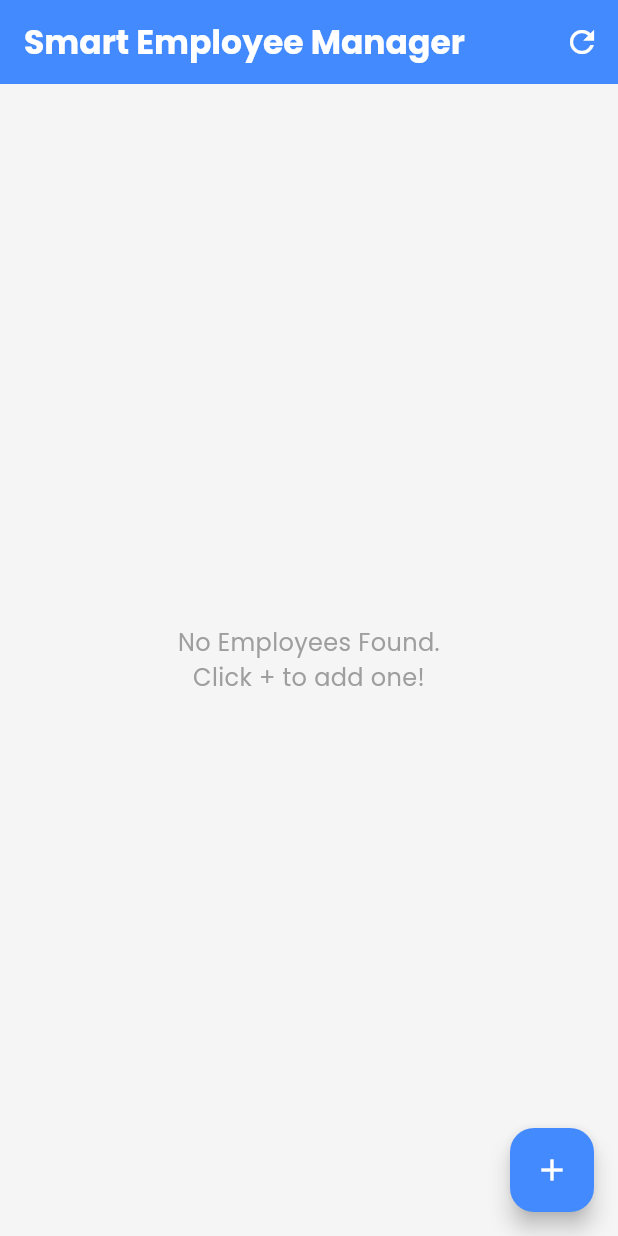
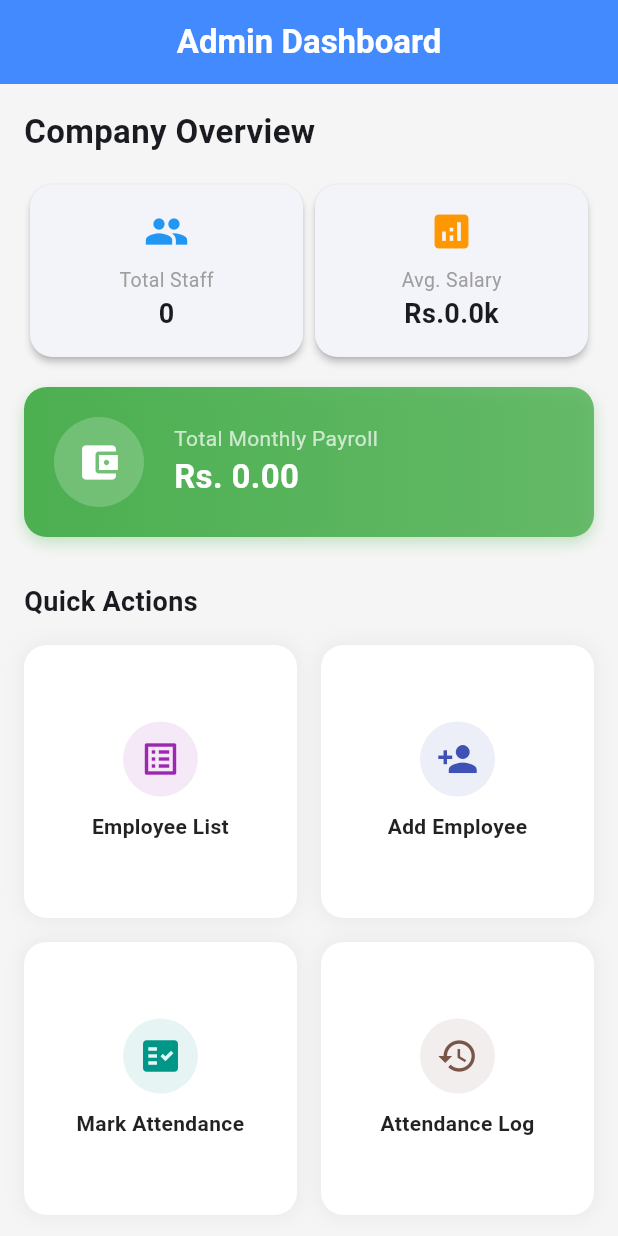
Before and after one commit to PiuminiRash/Smart-Employee-Manager, a Flutter app: the screen it shows after launch, on a phone screen of 412 x 824 dp. Run offline on Flutter 3.47's test engine with Material 3 defaults, Android fonts, the phone set to English and light mode, and no system bars.

Commit message:
attendance add

```diff
--- a/lib/main.dart
+++ b/lib/main.dart
@@ -1,14 +1,12 @@
 import 'package:flutter/material.dart';
 import 'package:provider/provider.dart';
-import 'package:google_fonts/google_fonts.dart';
 import 'view_models/employee_view_model.dart';
-import 'views/home_screen.dart';
+import 'views/dashboard_screen.dart';
 
 void main() {
   runApp(
     MultiProvider(
       providers: [
-        // Meka danata error pennavi, mokada api thama ViewModel eka hadala nathi nisa
         ChangeNotifierProvider(create: (_) => EmployeeViewModel()),
       ],
       child: const MyApp(),
@@ -22,15 +20,14 @@ class MyApp extends StatelessWidget {
   @override
   Widget build(BuildContext context) {
     return MaterialApp(
-      title: 'Smart Employee Manager',
+      debugShowCheckedModeBanner: false,
+      title: 'Smart HR Manager',
       theme: ThemeData(
         useMaterial3: true,
-        // Error eka fix kala thana: ColorScheme.fromSeed kiyala danna ona
-        colorScheme: ColorScheme.fromSeed(seedColor: Colors.blue),
-        textTheme: GoogleFonts.poppinsTextTheme(),
+        colorScheme: ColorScheme.fromSeed(seedColor: Colors.blueAccent),
+        scaffoldBackgroundColor: const Color(0xFFF8F9FA), // Clean white-grey
       ),
-      home: const HomeScreen(), // Api hadanna yana Home Screen eka
-      debugShowCheckedModeBanner: false,
+      home: const DashboardScreen(),
     );
   }
 }
--- /dev/null
+++ b/lib/models/attendance.dart
@@ -0,0 +1,38 @@
+class Attendance {
+  final String? id;
+  final String employeeNic; // NIC eken thama employee wa identify karanne
+  final String employeeName;
+  final String date;
+  final String checkIn;
+  final String? checkOut;
+
+  Attendance({
+    this.id,
+    required this.employeeNic,
+    required this.employeeName,
+    required this.date,
+    required this.checkIn,
+    this.checkOut,
+  });
+
+  factory Attendance.fromJson(Map<String, dynamic> json) {
+    return Attendance(
+      id: json['id'],
+      employeeNic: json['employeeNic'] ?? '',
+      employeeName: json['employeeName'] ?? '',
+      date: json['date'] ?? '',
+      checkIn: json['checkIn'] ?? '',
+      checkOut: json['checkOut'],
+    );
+  }
+
+  Map<String, dynamic> toJson() {
+    return {
+      'employeeNic': employeeNic,
+      'employeeName': employeeName,
+      'date': date,
+      'checkIn': checkIn,
+      'checkOut': checkOut,
+    };
+  }
+}
--- /dev/null
+++ b/lib/views/dashboard_screen.dart
@@ -0,0 +1,185 @@
+import 'package:flutter/material.dart';
+import 'package:provider/provider.dart';
+import '../view_models/employee_view_model.dart';
+import 'home_screen.dart';
+import 'add_employee_screen.dart';
+import 'attendance_screen.dart';
+import 'attendance_history_screen.dart';
+
+class DashboardScreen extends StatelessWidget {
+  const DashboardScreen({super.key});
+
+  @override
+  Widget build(BuildContext context) {
+    final viewModel = context.watch<EmployeeViewModel>();
+
+    int totalEmployees = viewModel.employees.length;
+    double totalPayroll = viewModel.getTotalPayrollCost();
+    double avgSalary = totalEmployees > 0 ? totalPayroll / totalEmployees : 0.0;
+
+    return Scaffold(
+      backgroundColor: Colors.grey[100],
+      appBar: AppBar(
+        title: const Text('Admin Dashboard',
+            style: TextStyle(fontWeight: FontWeight.bold, color: Colors.white)),
+        backgroundColor: Colors.blueAccent,
+        elevation: 0,
+        centerTitle: true,
+      ),
+      body: RefreshIndicator(
+        // 'onPressed' වෙනුවට මෙතන 'onRefresh' විය යුතුයි
+        onRefresh: () async {
+          await viewModel.fetchEmployees();
+        },
+        child: SingleChildScrollView(
+          physics: const AlwaysScrollableScrollPhysics(),
+          padding: const EdgeInsets.all(16.0),
+          child: Column(
+            crossAxisAlignment: CrossAxisAlignment.start,
+            children: [
+              const Text(
+                "Company Overview",
+                style: TextStyle(fontSize: 22, fontWeight: FontWeight.bold),
+              ),
+              const SizedBox(height: 16),
+
+              Row(
+                children: [
+                  _buildSummaryCard(
+                      "Total Staff",
+                      totalEmployees.toString(),
+                      Icons.people,
+                      Colors.blue
+                  ),
+                  _buildSummaryCard(
+                      "Avg. Salary",
+                      "Rs.${(avgSalary / 1000).toStringAsFixed(1)}k",
+                      Icons.analytics,
+                      Colors.orange
+                  ),
+                ],
+              ),
+              const SizedBox(height: 16),
+              _buildLargeSummaryCard(
+                  "Total Monthly Payroll",
+                  "Rs. ${totalPayroll.toStringAsFixed(2)}",
+                  Icons.account_balance_wallet,
+                  Colors.green
+              ),
+
+              const SizedBox(height: 30),
+              const Text(
+                "Quick Actions",
+                style: TextStyle(fontSize: 18, fontWeight: FontWeight.bold),
+              ),
+              const SizedBox(height: 16),
+
+              GridView.count(
+                shrinkWrap: true,
+                physics: const NeverScrollableScrollPhysics(),
+                crossAxisCount: 2,
+                crossAxisSpacing: 16,
+                mainAxisSpacing: 16,
+                children: [
+                  _buildActionButton(context, "Employee List", Icons.list_alt,
+                      Colors.purple, const HomeScreen()),
+                  _buildActionButton(context, "Add Employee", Icons.person_add,
+                      Colors.indigo, const AddEmployeeScreen()),
+                  _buildActionButton(context, "Mark Attendance", Icons.fact_check,
+                      Colors.teal, const AttendanceScreen()),
+                  _buildActionButton(context, "Attendance Log", Icons.history,
+                      Colors.brown, const AttendanceHistoryScreen()),
+                ],
+              ),
+            ],
+          ),
+        ),
+      ),
+    );
+  }
+
+  Widget _buildSummaryCard(String title, String value, IconData icon, Color color) {
+    return Expanded(
+      child: Card(
+        elevation: 2,
+        shape: RoundedRectangleBorder(borderRadius: BorderRadius.circular(15)),
+        child: Padding(
+          padding: const EdgeInsets.all(16.0),
+          child: Column(
+            children: [
+              Icon(icon, size: 30, color: color),
+              const SizedBox(height: 8),
+              Text(title, style: const TextStyle(color: Colors.grey, fontSize: 13)),
+              FittedBox(
+                child: Text(value, style: const TextStyle(fontSize: 18, fontWeight: FontWeight.bold)),
+              ),
+            ],
+          ),
+        ),
+      ),
+    );
+  }
+
+  Widget _buildLargeSummaryCard(String title, String value, IconData icon, Color color) {
+    return Container(
+      width: double.infinity,
+      padding: const EdgeInsets.all(20),
+      decoration: BoxDecoration(
+        // withValues භාවිතා කරමින් deprecated warning එක ඉවත් කිරීම
+        gradient: LinearGradient(colors: [color, color.withValues(alpha: 0.8)]),
+        borderRadius: BorderRadius.circular(15),
+        boxShadow: [BoxShadow(color: color.withValues(alpha: 0.3), blurRadius: 8, offset: const Offset(0, 4))],
+      ),
+      child: Row(
+        children: [
+          CircleAvatar(
+            backgroundColor: Colors.white.withValues(alpha: 0.2),
+            radius: 30,
+            child: Icon(icon, size: 30, color: Colors.white),
+          ),
+          const SizedBox(width: 20),
+          Expanded(
+            child: Column(
+              crossAxisAlignment: CrossAxisAlignment.start,
+              children: [
+                Text(title, style: const TextStyle(color: Colors.white70, fontSize: 14)),
+                FittedBox(
+                  child: Text(value, style: const TextStyle(color: Colors.white, fontSize: 22, fontWeight: FontWeight.bold)),
+                ),
+              ],
+            ),
+          )
+        ],
+      ),
+    );
+  }
+
+  Widget _buildActionButton(BuildContext context, String title, IconData icon, Color color, Widget screen) {
+    return InkWell(
+      onTap: () {
+        Navigator.push(context, MaterialPageRoute(builder: (context) => screen));
+      },
+      child: Container(
+        decoration: BoxDecoration(
+          color: Colors.white,
+          borderRadius: BorderRadius.circular(15),
+          boxShadow: [BoxShadow(color: Colors.black.withValues(alpha: 0.05), blurRadius: 10, spreadRadius: 1)],
+        ),
+        child: Column(
+          mainAxisAlignment: MainAxisAlignment.center,
+          children: [
+            CircleAvatar(
+              backgroundColor: color.withValues(alpha: 0.1),
+              radius: 25,
+              child: Icon(icon, color: color, size: 28),
+            ),
+            const SizedBox(height: 10),
+            Text(title,
+                textAlign: TextAlign.center,
+                style: const TextStyle(fontWeight: FontWeight.bold, fontSize: 14, color: Colors.black87)),
+          ],
+        ),
+      ),
+    );
+  }
+}
--- a/pubspec.yaml
+++ b/pubspec.yaml
@@ -10,6 +10,8 @@ environment:
 dependencies:
   flutter:
     sdk: flutter
+
+  intl: ^0.19.0
 
   # UI eke icons walata
   cupertino_icons: ^1.0.8
```
Also changed, not shown: lib/services/api_service.dart (+23 -0 lines), lib/views/attendance_history_screen.dart (added, +82 -0 lines), lib/views/attendance_screen.dart (added, +165 -0 lines), lib/views/employee_details_screen.dart (added, +97 -0 lines), lib/views/home_screen.dart (+25 -14 lines), pubspec.lock.
